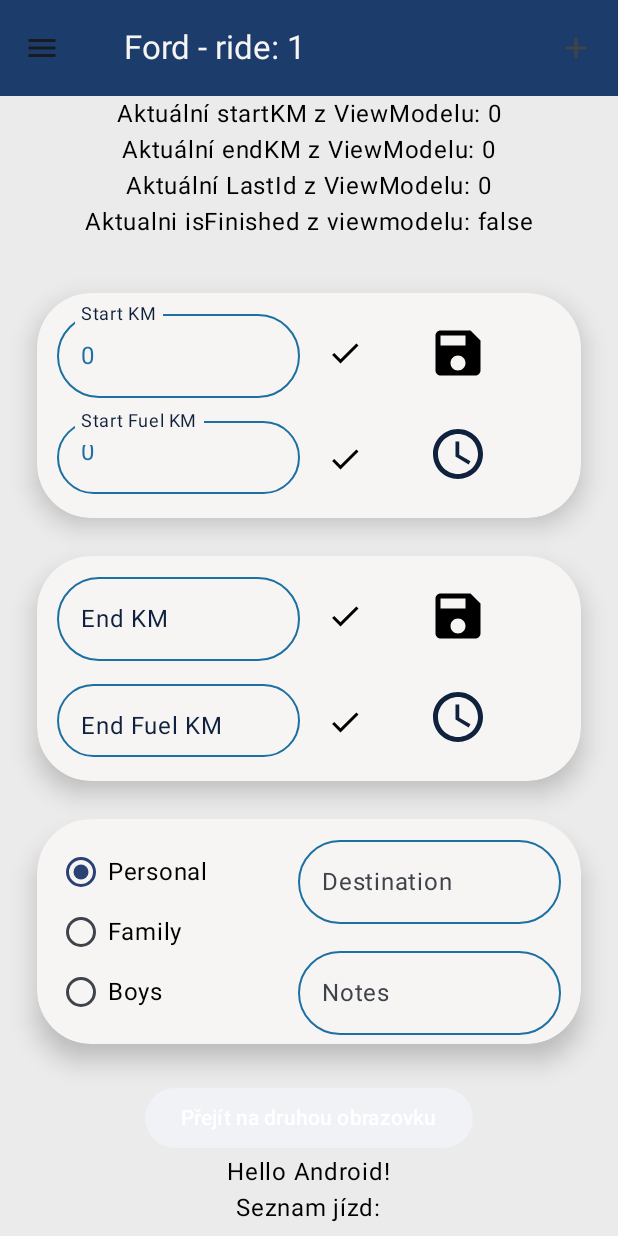
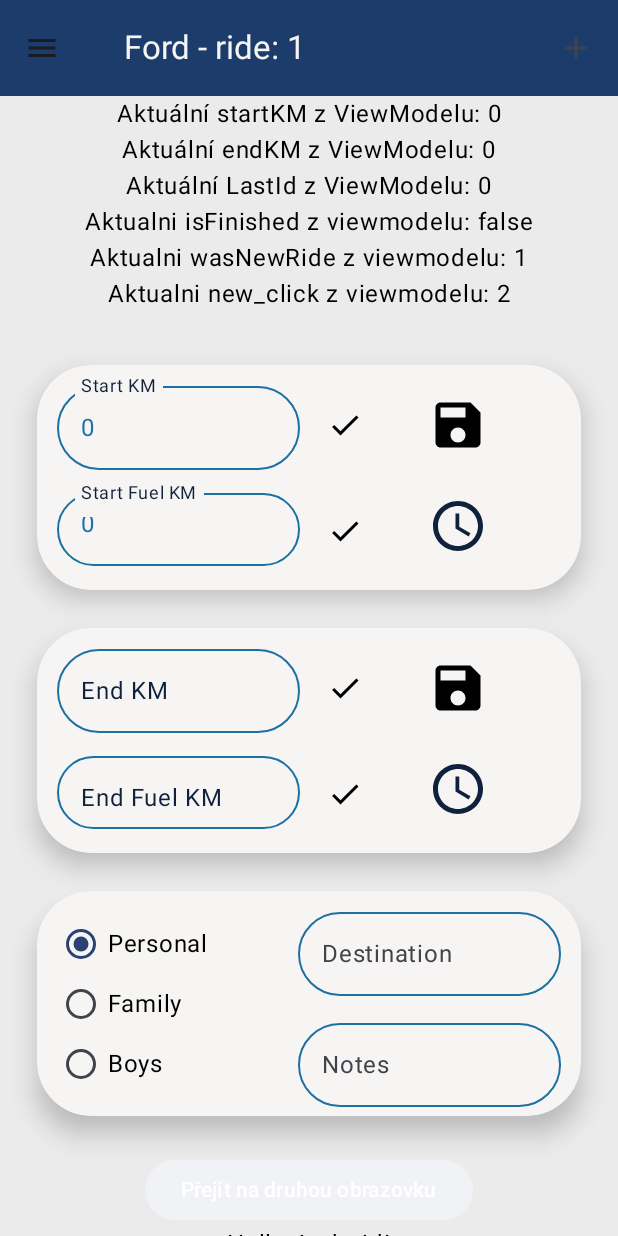
Before and after one commit to Matyl2784/benal.1, an Android app built with Jetpack Compose: the screen it shows after launch (MainActivity), on a phone screen of 412 x 824 dp. Run offline under Robolectric (Android 15) with nearby library versions, the phone set to English and light mode, and no system bars; our stand-ins replace Room's generated code; libraries missing offline, so code that uses them is left out: android.inputmethodservice.

Commit message:
progress v ukladani (fix!!!!!!)

```diff
--- a/app/build.gradle.kts
+++ b/app/build.gradle.kts
@@ -68,6 +68,7 @@ dependencies {
     debugImplementation(libs.androidx.ui.tooling)
     debugImplementation(libs.androidx.ui.test.manifest)
     implementation("androidx.lifecycle:lifecycle-viewmodel-compose:2.8.0") // nebo nejnovější
+    implementation(platform("androidx.compose:compose-bom:2025.08.00"))
     val room_version = "2.7.2"
 
     implementation("androidx.room:room-runtime:$room_version")
--- a/app/src/main/java/com/example/benal_10/MainActivity.kt
+++ b/app/src/main/java/com/example/benal_10/MainActivity.kt
@@ -237,6 +237,8 @@ class CounterViewModel: ViewModel() {
     var ulozit by mutableIntStateOf(0)
 
     var wasNewRide by mutableIntStateOf(0)
+
+
 }
 
 
@@ -340,7 +342,7 @@ fun MyTopAppBar(
             }
         },
         actions = {
-            IconButton(onClick = { viewModel.new_click = 1 }) {
+            IconButton(onClick = { viewModel.new_click += 1 }) {
                 Icon(
                     imageVector = Icons.Outlined.Add,
                     contentDescription = "Localized description"
@@ -389,6 +391,8 @@ fun Nacteni() {
             viewModel.destination = lastRideObject.destination ?: ""
             viewModel.notes = lastRideObject.notes ?: ""
             viewModel.lastActualID = lastRideObject.id
+            viewModel.wasNewRide = 0
+            viewModel.new_click = 0
         } else {
             viewModel.ActualID = 0 // Nebo nějaká jiná indikace
         }
@@ -405,6 +409,8 @@ fun Nacteni() {
     Text("Aktuální endKM z ViewModelu: ${viewModel.endKm}")
     Text("Aktuální LastId z ViewModelu: ${viewModel.lastActualID}")
     Text("Aktualni isFinished z viewmodelu: ${viewModel.isFinished}")
+    Text("Aktualni wasNewRide z viewmodelu: ${viewModel.wasNewRide}")
+    Text("Aktualni new_click z viewmodelu: ${viewModel.new_click}")
 }
 //nacteni neuspesne (neni zadna jizda) - actual = 1, last = 0
 //nacteni uspesne (nacetlo to finished jizdu) - actual = 11, last = 10
@@ -439,7 +445,7 @@ fun Nova_jizda(){
     viewModel.wasNewRide = 1
     viewModel.new_click = 2
 }
-//fungue git?
+
 @Composable
 fun Ulozeni() {
     val viewModel: CounterViewModel = viewModel()
@@ -478,6 +484,7 @@ fun Ulozeni() {
                 notes = viewModel.notes
             )
             rideDao.updateRide(updatedRide)
+
         }
     }
 
@@ -510,11 +517,11 @@ fun Ulozeni() {
                 val newId = rideDao.insertRide(newRide).toInt()
                 viewModel.ActualID = newId
             }
-        viewModel.new_click = 0
         viewModel.wasNewRide = 0
         viewModel.lastActualID = viewModel.ActualID
     }
     }
+    viewModel.new_click = 0
 }
 
 
```
